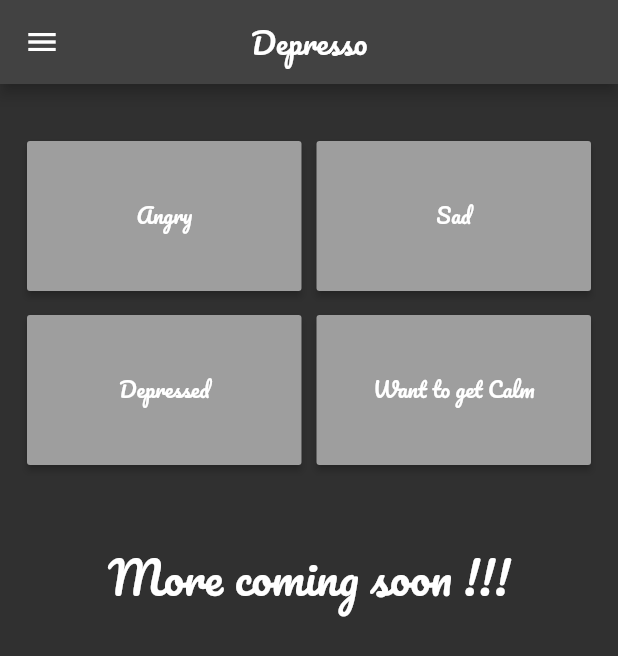
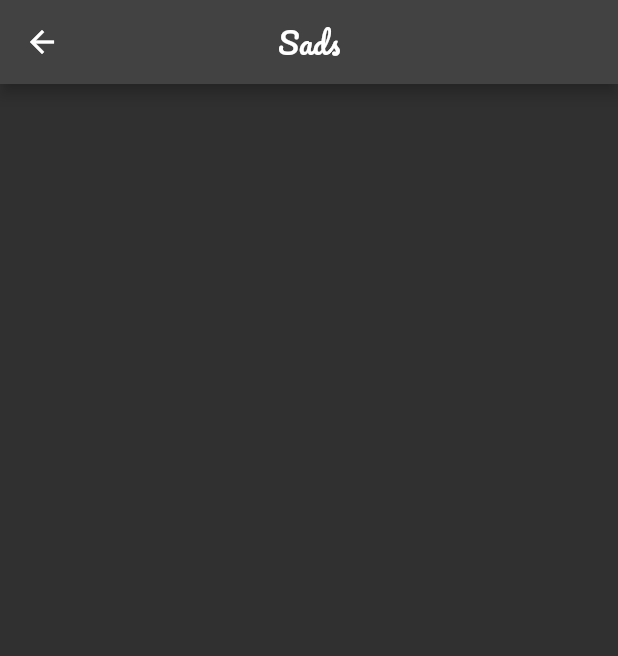
Before and after one commit to Tijil2111/Depresso, a Flutter app: the screen it shows after launch, after a tap on "Let's Go", after a tap on "Sad", on a phone screen of 412 x 824 dp. Shown: the top 656 px of the screen. Run offline on Flutter 3.47's test engine with Material 2 defaults, Android fonts, the phone set to English and light mode, and no system bars; our stand-ins replace get, google_fonts; missing offline and left inert: flutter_carousel_slider; network calls fail.

Commit message:
Added Mood Pages

```diff
--- a/lib/main.dart
+++ b/lib/main.dart
@@ -1,3 +1,7 @@
+import 'package:depresso/moods/angry.dart';
+import 'package:depresso/moods/calm.dart';
+import 'package:depresso/moods/depressed.dart';
+import 'package:depresso/moods/sad.dart';
 import 'package:depresso/pages/home.dart';
 import 'package:depresso/pages/home_screen.dart';
 import 'package:depresso/pages/mood.dart';
@@ -13,6 +17,10 @@ void main() {
       '/home':(context)=> Home(),
       '/wishlist': (context)=> WishListScreen(),
       '/mood':(context)=> MoodPage(),
+      '/sad': (context)=> Sad(),
+      '/angry':(context)=> Angry(),
+      '/depressed':(context)=> Depressed(),
+      '/calm':(context)=> Calm(),
     },
 
   ));
--- a/lib/moods/sad.dart
+++ b/lib/moods/sad.dart
@@ -0,0 +1,24 @@
+import 'package:flutter/material.dart';
+import 'package:google_fonts/google_fonts.dart';
+
+class Sad extends StatefulWidget {
+  const Sad({ Key? key }) : super(key: key);
+
+  @override
+  _SadState createState() => _SadState();
+}
+
+class _SadState extends State<Sad> {
+  @override
+  Widget build(BuildContext context) {
+    return Scaffold(
+      appBar: AppBar(
+        title: Text(
+          'Sads',
+          style: GoogleFonts.pacifico(),
+          ),
+        centerTitle: true,
+      ),
+    );
+  }
+}
```
Also changed, not shown: lib/moods/angry.dart (+24 -0 lines), lib/moods/calm.dart (+24 -0 lines), lib/moods/depressed.dart (+24 -0 lines), lib/pages/mood.dart (+6 -4 lines).
